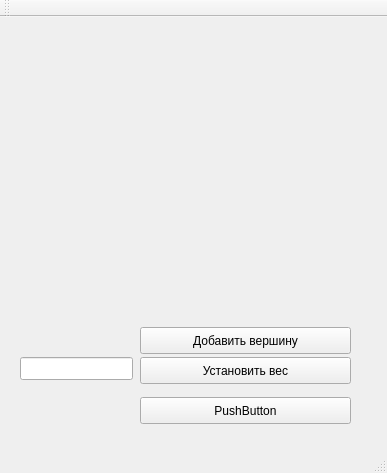
The window that graphedit/mainwindow.ui (SnosMe/kursova) describes before a commit, drawn with Qt 5.
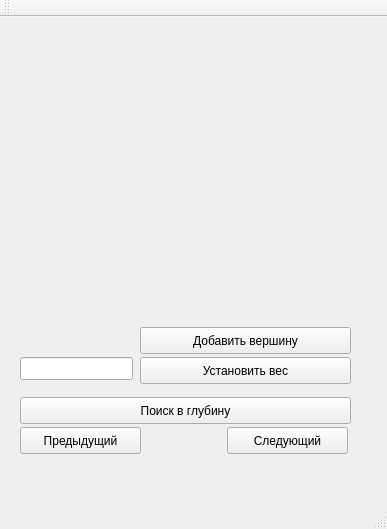
The same window after the commit. Custom widgets are drawn as their Qt base class.

Commit message: Добавлены функции GraphEdit::GetState, GraphEdit::SetState. Реализован поиск в глубину

Diff of the .ui file:
```diff
--- a/graphedit/mainwindow.ui
+++ b/graphedit/mainwindow.ui
@@ -7,7 +7,7 @@
     <x>0</x>
     <y>0</y>
     <width>387</width>
-    <height>473</height>
+    <height>529</height>
    </rect>
   </property>
   <property name="windowTitle">
@@ -63,14 +63,40 @@
    <widget class="QPushButton" name="pushButton_3">
     <property name="geometry">
      <rect>
-      <x>140</x>
+      <x>20</x>
       <y>380</y>
-      <width>211</width>
+      <width>331</width>
       <height>27</height>
      </rect>
     </property>
     <property name="text">
-     <string>PushButton</string>
+     <string>Поиск в глубину</string>
+    </property>
+   </widget>
+   <widget class="QPushButton" name="pushButton_4">
+    <property name="geometry">
+     <rect>
+      <x>20</x>
+      <y>410</y>
+      <width>121</width>
+      <height>27</height>
+     </rect>
+    </property>
+    <property name="text">
+     <string>Предыдущий</string>
+    </property>
+   </widget>
+   <widget class="QPushButton" name="pushButton_5">
+    <property name="geometry">
+     <rect>
+      <x>227</x>
+      <y>410</y>
+      <width>121</width>
+      <height>27</height>
+     </rect>
+    </property>
+    <property name="text">
+     <string>Следующий</string>
     </property>
    </widget>
   </widget>
```
The commit also changes 6 other files.
